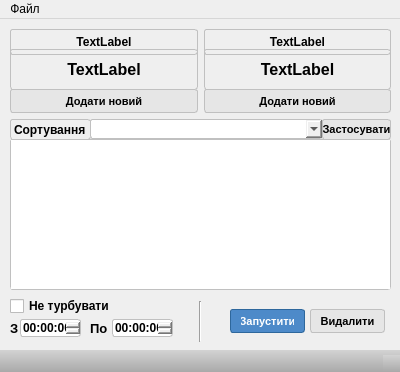
This is mainwindow.ui in Dandddyy/OOP_lab2 as Qt 5 draws it before an edit. The edited form follows.
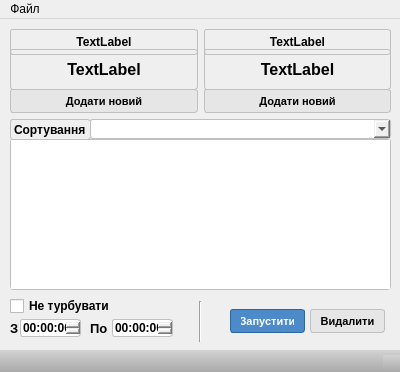
This is the edited form.

What changed in the file:
```diff
--- a/mainwindow.ui
+++ b/mainwindow.ui
@@ -425,7 +425,7 @@
      <rect>
       <x>90</x>
       <y>100</y>
-      <width>233</width>
+      <width>301</width>
       <height>20</height>
      </rect>
     </property>
@@ -440,38 +440,6 @@
     font: bold;</string>
     </property>
    </widget>
-   <widget class="QPushButton" name="pushButton_3">
-    <property name="geometry">
-     <rect>
-      <x>322</x>
-      <y>100</y>
-      <width>69</width>
-      <height>21</height>
-     </rect>
-    </property>
-    <property name="sizePolicy">
-     <sizepolicy hsizetype="Preferred" vsizetype="Preferred">
-      <horstretch>0</horstretch>
-      <verstretch>0</verstretch>
-     </sizepolicy>
-    </property>
-    <property name="focusPolicy">
-     <enum>Qt::StrongFocus</enum>
-    </property>
-    <property name="styleSheet">
-     <string notr="true">font-family: &quot;Segoe UI&quot;;
-    font-size: 8pt;
-    border: 1px solid;
-    border-color: rgb(192,192,192); 
-    border-radius: 3px; 
- background-color: rgb(230,230,230);
-    color: black;
-    font: bold;</string>
-    </property>
-    <property name="text">
-     <string>Застосувати</string>
-    </property>
-   </widget>
   </widget>
   <widget class="QMenuBar" name="menubar">
    <property name="geometry">
```
